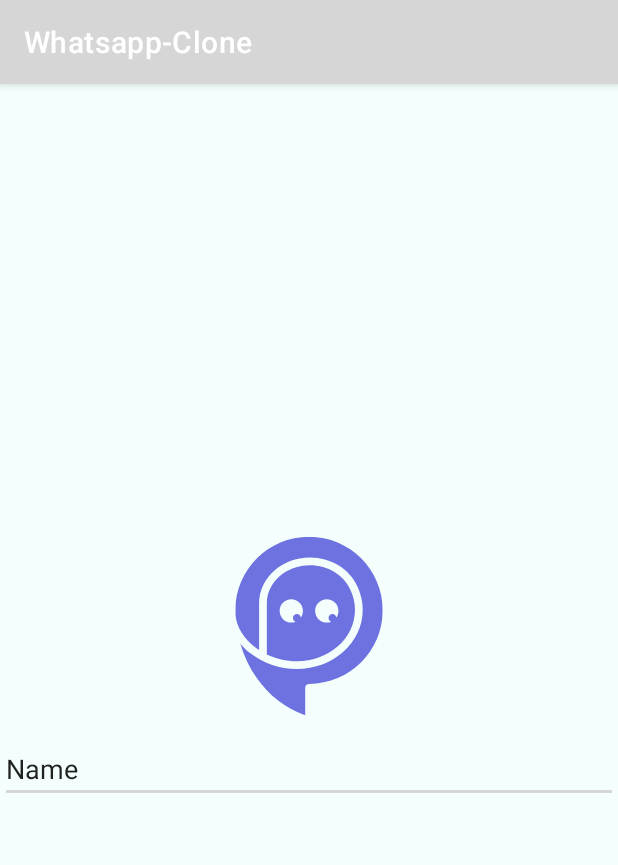
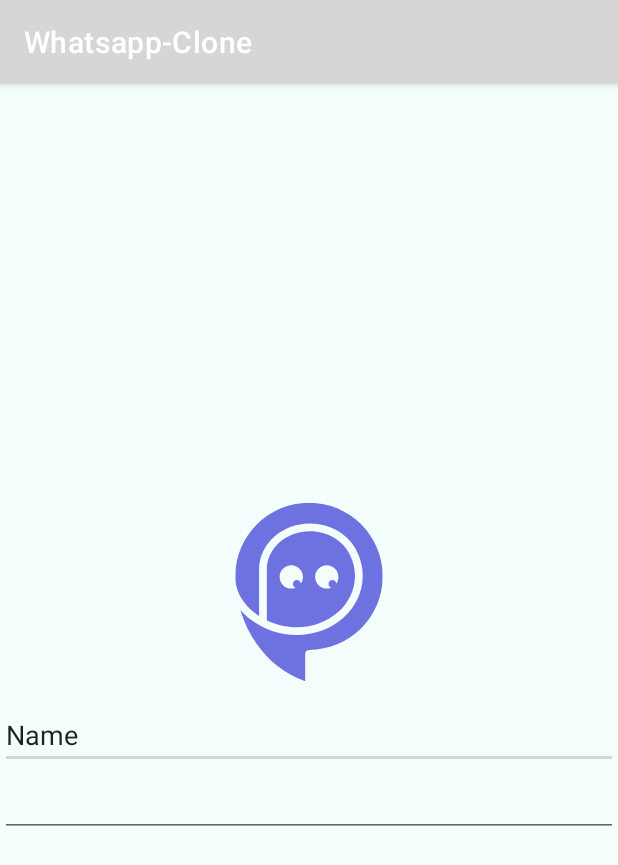
Before and after one commit to EvertzHamiltonIsaac/Final-Project-Mobile, an Android app: the screen it shows after launch (SignInActivity), on a phone screen of 412 x 824 dp. Shown: the top 865 px of the screen. Run offline under Robolectric (Android 15) with nearby library versions, the phone set to English and light mode, and no system bars.

Commit message:
Agragated Email editText

```diff
--- a/app/src/main/res/layout/activity_sign_in.xml
+++ b/app/src/main/res/layout/activity_sign_in.xml
@@ -27,6 +27,15 @@
             android:layout_height="wrap_content"
             android:ems="10"
             android:inputType="textPersonName"
-            android:text="Name" />
+            android:text="Name"
+            tools:ignore="TouchTargetSizeCheck" />
+
+        <EditText
+            android:id="@+id/editTextTextEmailAddress"
+            android:layout_width="match_parent"
+            android:layout_height="wrap_content"
+            android:ems="10"
+            android:inputType="textEmailAddress"
+            tools:ignore="SpeakableTextPresentCheck,TouchTargetSizeCheck" />
     </LinearLayout>
 </LinearLayout>
```
